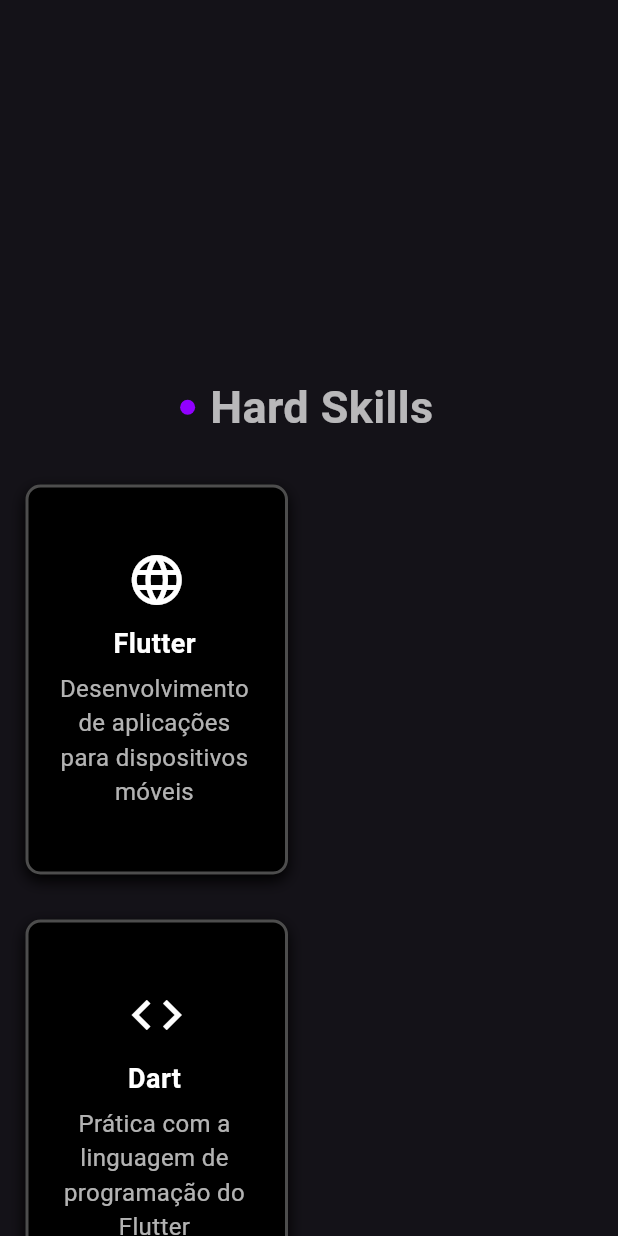
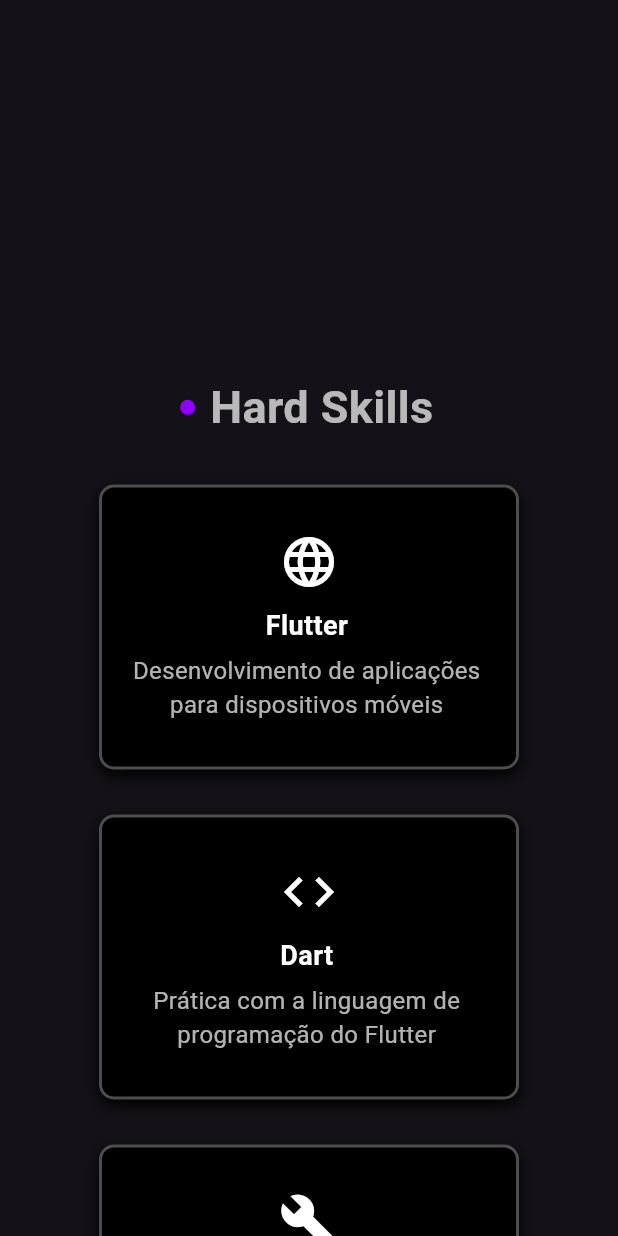
Before and after one commit to leonardovivo/portfolio, a Flutter app: the SectionSkills widget shown alone on an empty page, opened directly, on a phone screen of 412 x 824 dp. Run offline on Flutter 3.47's test engine with Material 3 defaults, Android fonts, the phone set to English and light mode, and no system bars; our stand-ins replace auto_size_text, flutter_animate, flutter_svg, scrollable_positioned_list, video_player.

Commit message:
muda cards para versao mobile

```diff
--- a/lib/sections/section_skills.dart
+++ b/lib/sections/section_skills.dart
@@ -39,9 +39,60 @@ class SectionSkills extends StatelessWidget {
               ),
               const SizedBox(height: 30),
               Padding(
-                padding: EdgeInsets.only(left: isMobile ? 17 : 75),
-                child: Wrap(
-                  spacing: isMobile ? 115 : 50,
+                padding: EdgeInsets.only(left: isMobile ? 0 : 75),
+                child: isMobile
+                    ? const Center(
+                      child: Column(
+                          children: [
+                            ZoomEducationItem(
+                              icon: Icons.language,
+                              skillName: 'Flutter',
+                              description:
+                                  'Desenvolvimento de aplicações para dispositivos móveis',
+                              height: 190,
+                              width: 280,
+                            ),
+                            SizedBox(height: 30),
+                            ZoomEducationItem(
+                              icon: Icons.code,
+                              skillName: 'Dart',
+                              description:
+                                  'Prática com a linguagem de programação do Flutter',
+                              height: 190,
+                              width: 280,
+                            ),
+                            SizedBox(height: 30),
+                            ZoomEducationItem(
+                              icon: Icons.build,
+                              skillName: 'BLoC',
+                              description:
+                                  'Gerenciamento de estado utilizando BLoC no Flutter',
+                              height: 190,
+                              width: 280,
+                            ),
+                            SizedBox(height: 30),
+                            ZoomEducationItem(
+                              icon: Icons.build,
+                              skillName: 'Provider',
+                              description:
+                                  'Gerenciamento de estado utilizando Provider no Flutter',
+                              height: 190,
+                              width: 280,
+                            ),
+                            SizedBox(height: 30),
+                            ZoomEducationItem(
+                              icon: Icons.api,
+                              skillName: 'API Rest',
+                              description:
+                                  'Integração e consumo de APIs Rest',
+                              height: 190,
+                              width: 280,
+                            ),
+                          ],
+                        ),
+                    )
+                    : const Wrap(
+                        spacing: 50,
                         runSpacing: 30,
                         children: [
                           ZoomEducationItem(
@@ -49,47 +100,38 @@ class SectionSkills extends StatelessWidget {
                             skillName: 'Flutter',
                             description:
                                 'Desenvolvimento de aplicações para dispositivos móveis',
-                      height: isMobile ? 260 : 200,
-                      width: isMobile ? 175 : 250,
+                            height: 200,
+                            width: 250,
                           ),
                           ZoomEducationItem(
                             icon: Icons.code,
                             skillName: 'Dart',
                             description:
                                 'Prática com a linguagem de programação do Flutter',
-                      height: isMobile ? 260 : 200,
-                      width: isMobile ? 175 : 250,
+                            height: 200,
+                            width: 250,
                           ),
                           ZoomEducationItem(
                             icon: Icons.build,
                             skillName: 'BLoC',
                             description:
                                 'Gerenciamento de estado utilizando BLoC no Flutter',
-                      height: isMobile ? 260 : 200,
-                      width: isMobile ? 175 : 250,
+                            height: 200,
+                            width: 250,
                           ),
                           ZoomEducationItem(
                             icon: Icons.build,
                             skillName: 'Provider',
                             description:
                                 'Gerenciamento de estado utilizando Provider no Flutter',
-                      height: isMobile ? 260 : 200,
-                      width: isMobile ? 175 : 250,
+                            height: 200,
+                            width: 250,
                           ),
-                    isMobile
-                        ? const Center(
-                            child: ZoomEducationItem(
+                          ZoomEducationItem(
                             icon: Icons.api,
                             skillName: 'API Rest',
-                              description: 'Integração e consumo de APIs Rest',
-                              height: 200,
-                              width: 350,
-                            ),
-                          )
-                        : const ZoomEducationItem(
-                            icon: Icons.api,
-                            skillName: 'API Rest',
-                            description: 'Integração e consumo de APIs Rest',
+                            description:
+                                'Integração e consumo de APIs Rest',
                             height: 200,
                             width: 250,
                           ),
@@ -120,55 +162,93 @@ class SectionSkills extends StatelessWidget {
               ),
               const SizedBox(height: 30),
               Padding(
-                padding: EdgeInsets.only(left: isMobile ? 17 : 75),
-                child: Wrap(
-                  spacing: isMobile ? 115 : 50,
+                padding: EdgeInsets.only(left: isMobile ? 0 : 75),
+                child: isMobile
+                    ? const Center(
+                      child: Column(
+                          children: [
+                            ZoomEducationItem(
+                              icon: Icons.school,
+                              skillName: 'Aprendizagem\n      Rápida',
+                              description: 'Rapidez e facilidade no aprendizado',
+                              height: 190,
+                              width: 280,
+                            ),
+                            SizedBox(height: 30),
+                            ZoomEducationItem(
+                              icon: Icons.message,
+                              skillName: 'Comunicação',
+                              description:
+                                  'Habilidade em transmitir ideias e feedbacks',
+                              height: 190,
+                              width: 280,
+                            ),
+                            SizedBox(height: 30),
+                            ZoomEducationItem(
+                              icon: Icons.group,
+                              skillName: 'Trabalho em\n     equipe',
+                              description:
+                                  'Colaboração eficaz com outros membros da equipe',
+                              height: 190,
+                              width: 280,
+                            ),
+                            SizedBox(height: 30),
+                            ZoomEducationItem(
+                              icon: Icons.accessibility,
+                              skillName: 'Adaptabilidade',
+                              description:
+                                  'Capacidade de se adaptar a novas situações e desafios',
+                              height: 190,
+                              width: 280,
+                            ),
+                            SizedBox(height: 30),
+                            ZoomEducationItem(
+                              icon: Icons.lightbulb,
+                              skillName: 'Criatividade',
+                              description:
+                                  'Capacidade de encontrar soluções inovadoras',
+                              height: 190,
+                              width: 280,
+                            ),
+                          ],
+                        ),
+                    )
+                    : const Wrap(
+                        spacing: 50,
                         runSpacing: 30,
                         children: [
                           ZoomEducationItem(
                             icon: Icons.school,
-                      skillName: 'Aprendizagem\n'
-                          '      Rápida',
+                            skillName: 'Aprendizagem\n      Rápida',
                             description: 'Rapidez e facilidade no aprendizado',
-                      height: isMobile ? 260 : 200,
-                      width: isMobile ? 175 : 250,
+                            height: 200,
+                            width: 250,
                           ),
                           ZoomEducationItem(
                             icon: Icons.message,
                             skillName: 'Comunicação',
                             description:
                                 'Habilidade em transmitir ideias e feedbacks',
-                      height: isMobile ? 260 : 200,
-                      width: isMobile ? 175 : 250,
+                            height: 200,
+                            width: 250,
                           ),
                           ZoomEducationItem(
                             icon: Icons.group,
-                      skillName: 'Trabalho em\n'
-                          '     equipe',
+                            skillName: 'Trabalho em\n     equipe',
                             description:
                                 'Colaboração eficaz com outros membros da equipe',
-                      height: isMobile ? 260 : 200,
-                      width: isMobile ? 175 : 250,
+                            height: 200,
+                            width: 250,
                           ),
                           ZoomEducationItem(
                             icon: Icons.accessibility,
                             skillName: 'Adaptabilidade',
                             description:
                                 'Capacidade de se adaptar a novas situações e desafios',
-                      height: isMobile ? 260 : 200,
-                      width: isMobile ? 175 : 250,
+                            height: 200,
+                            width: 250,
                           ),
-                    isMobile
-                        ? const Center(
-                            child: ZoomEducationItem(
-                              icon: Icons.lightbulb,
-                              skillName: 'Criatividade',
-                              description: 'Capacidade de encontrar soluções inovadoras',
-                              height: 200,
-                              width: 350,
-                            ),
-                        )
-                    : const ZoomEducationItem(
+                          ZoomEducationItem(
                             icon: Icons.lightbulb,
                             skillName: 'Criatividade',
                             description:
@@ -176,7 +256,6 @@ class SectionSkills extends StatelessWidget {
                             height: 200,
                             width: 250,
                           ),
-
                         ],
                       ),
               ),
```
Lines whose indentation alone changed are shown as unchanged.
